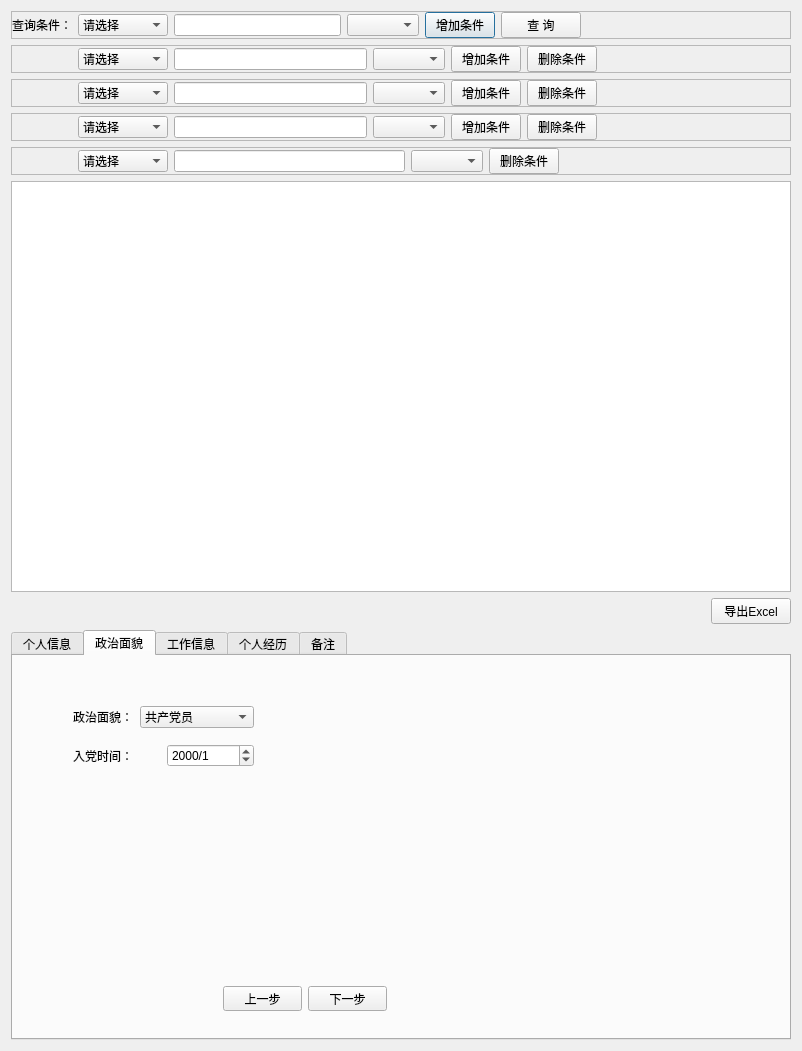
First picture: the form in infoquerydialog.ui, repository faellsa/teachersmanagement, before the edit.
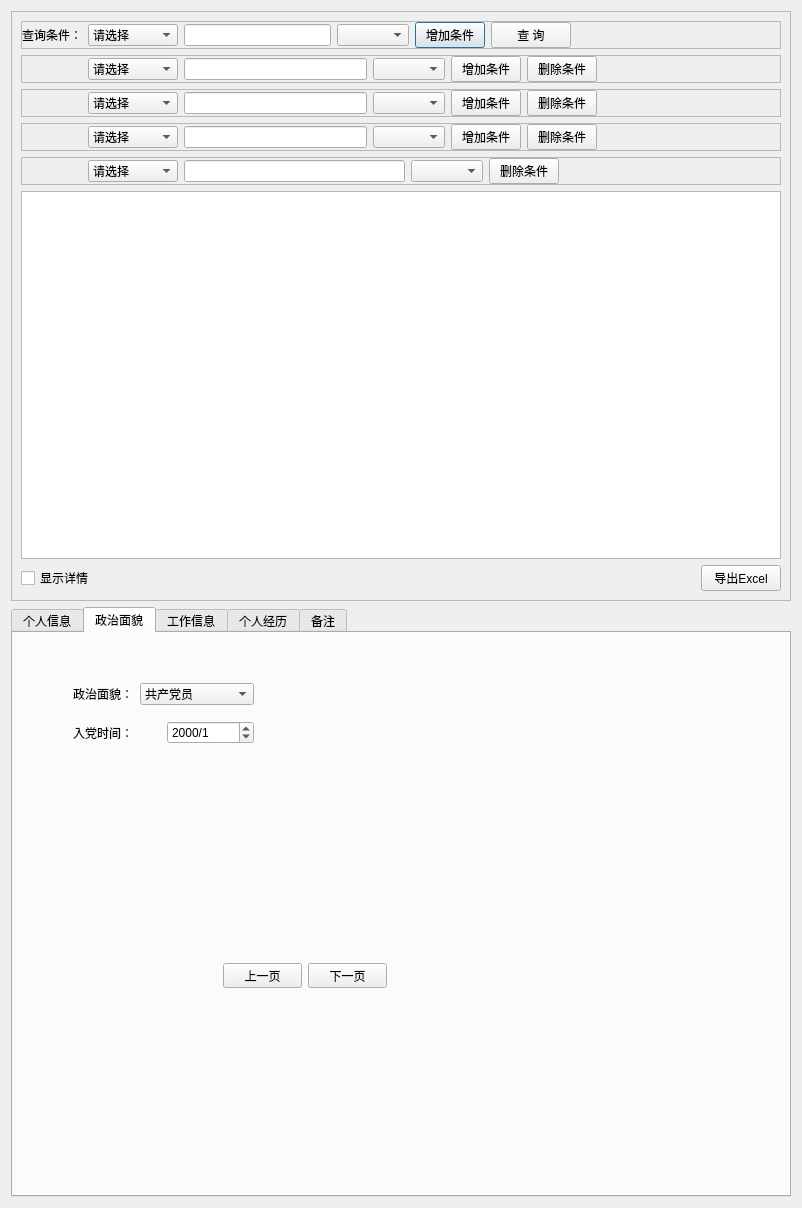
Second picture: the form after the edit. The open tabs and pages were chosen to show the change.

Commit message: 增加了显示详情和删除记录的功能。

```diff
--- a/infoquerydialog.ui
+++ b/infoquerydialog.ui
@@ -7,12 +7,21 @@
     <x>0</x>
     <y>0</y>
     <width>802</width>
-    <height>1051</height>
+    <height>1208</height>
    </rect>
   </property>
   <property name="windowTitle">
    <string>Dialog</string>
   </property>
+  <layout class="QVBoxLayout" name="verticalLayout_9">
+   <item>
+    <widget class="QFrame" name="m_QueryFrame">
+     <property name="frameShape">
+      <enum>QFrame::StyledPanel</enum>
+     </property>
+     <property name="frameShadow">
+      <enum>QFrame::Raised</enum>
+     </property>
   <layout class="QVBoxLayout" name="verticalLayout">
    <item>
     <widget class="QFrame" name="m_ConditionFrame1">
@@ -694,6 +703,19 @@
    </item>
    <item>
     <layout class="QHBoxLayout" name="horizontalLayout_6">
+        <item>
+         <widget class="QCheckBox" name="m_ShowDetail">
+          <property name="text">
+           <string>显示详情</string>
+          </property>
+          <property name="checkable">
+           <bool>true</bool>
+          </property>
+          <property name="checked">
+           <bool>false</bool>
+          </property>
+         </widget>
+        </item>
      <item>
       <spacer name="horizontalSpacer_7">
        <property name="orientation">
@@ -716,6 +738,9 @@
      </item>
     </layout>
    </item>
+     </layout>
+    </widget>
+   </item>
    <item>
     <widget class="QTabWidget" name="m_TeacherInfoTab">
      <property name="currentIndex">
@@ -1070,7 +1095,7 @@
         <item>
          <widget class="QPushButton" name="m_Page2Pre">
           <property name="text">
-           <string>上一步</string>
+           <string>上一页</string>
           </property>
          </widget>
         </item>
@@ -1090,7 +1115,7 @@
         <item>
          <widget class="QPushButton" name="m_Page2Next">
           <property name="text">
-           <string>下一步</string>
+           <string>下一页</string>
           </property>
          </widget>
         </item>
```
Left out of the diff: 14 changed lines with no effect on the pictures. Lines whose indentation alone changed are shown as unchanged. The commit also changes 7 other files.
